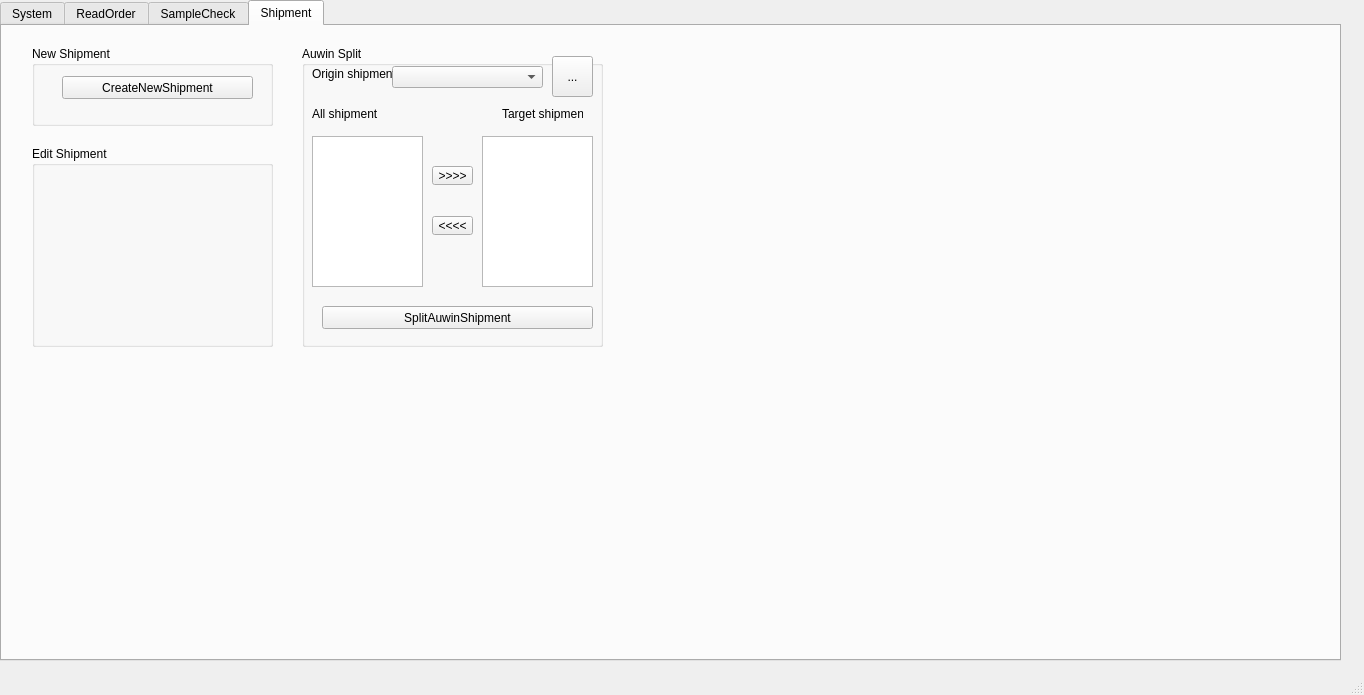
Qt form TISDesk/TIS_mainwindow.ui (GdRaymond/TISProduction) before a commit.
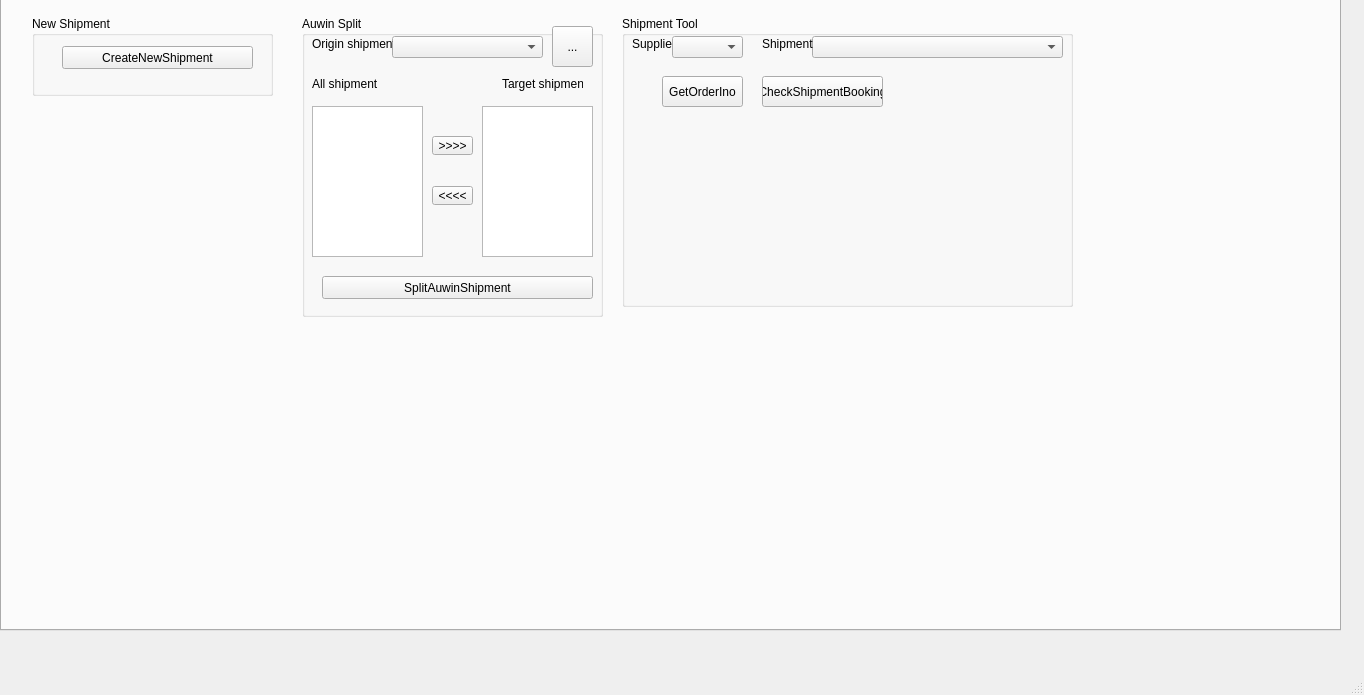
The same form after that commit. Icons and pictures are not drawn.

Commit message: add invocie packing list and shipment booking

Diff of the .ui file:
```diff
--- a/TISDesk/TIS_mainwindow.ui
+++ b/TISDesk/TIS_mainwindow.ui
@@ -22,7 +22,7 @@
     <property name="geometry">
      <rect>
       <x>0</x>
-      <y>0</y>
+      <y>-30</y>
       <width>1341</width>
       <height>661</height>
      </rect>
@@ -738,15 +738,93 @@
      <widget class="QGroupBox" name="groupBox_5">
       <property name="geometry">
        <rect>
-        <x>30</x>
-        <y>120</y>
-        <width>241</width>
-        <height>201</height>
+        <x>620</x>
+        <y>20</y>
+        <width>451</width>
+        <height>291</height>
        </rect>
       </property>
       <property name="title">
-       <string>Edit Shipment</string>
+       <string>Shipment Tool</string>
       </property>
+      <widget class="QLabel" name="label_12">
+       <property name="geometry">
+        <rect>
+         <x>10</x>
+         <y>20</y>
+         <width>41</width>
+         <height>16</height>
+        </rect>
+       </property>
+       <property name="text">
+        <string>Supplier</string>
+       </property>
+      </widget>
+      <widget class="QComboBox" name="comb_shipmenttool_supplier">
+       <property name="geometry">
+        <rect>
+         <x>50</x>
+         <y>20</y>
+         <width>71</width>
+         <height>22</height>
+        </rect>
+       </property>
+      </widget>
+      <widget class="QComboBox" name="comb_shipmenttool_shipment">
+       <property name="geometry">
+        <rect>
+         <x>190</x>
+         <y>20</y>
+         <width>251</width>
+         <height>22</height>
+        </rect>
+       </property>
+      </widget>
+      <widget class="QLabel" name="label_13">
+       <property name="geometry">
+        <rect>
+         <x>140</x>
+         <y>20</y>
+         <width>51</width>
+         <height>16</height>
+        </rect>
+       </property>
+       <property name="text">
+        <string>Shipment</string>
+       </property>
+      </widget>
+      <widget class="QPushButton" name="btn_shipmenttool_getshipmentorderinfo">
+       <property name="geometry">
+        <rect>
+         <x>40</x>
+         <y>60</y>
+         <width>81</width>
+         <height>31</height>
+        </rect>
+       </property>
+       <property name="toolTip">
+        <string>Get the shipment order No. container and ETD , copy to clipboard for email paste</string>
+       </property>
+       <property name="text">
+        <string>GetOrderIno</string>
+       </property>
+      </widget>
+      <widget class="QPushButton" name="btn_shipmenttool_checkbooking">
+       <property name="geometry">
+        <rect>
+         <x>140</x>
+         <y>60</y>
+         <width>121</width>
+         <height>31</height>
+        </rect>
+       </property>
+       <property name="toolTip">
+        <string>Compare the booking spreadsheet with shipment order, copy difference to clipboard for email</string>
+       </property>
+       <property name="text">
+        <string>CheckShipmentBooking</string>
+       </property>
+      </widget>
      </widget>
     </widget>
    </widget>
```
The commit also changes 19 other files.
